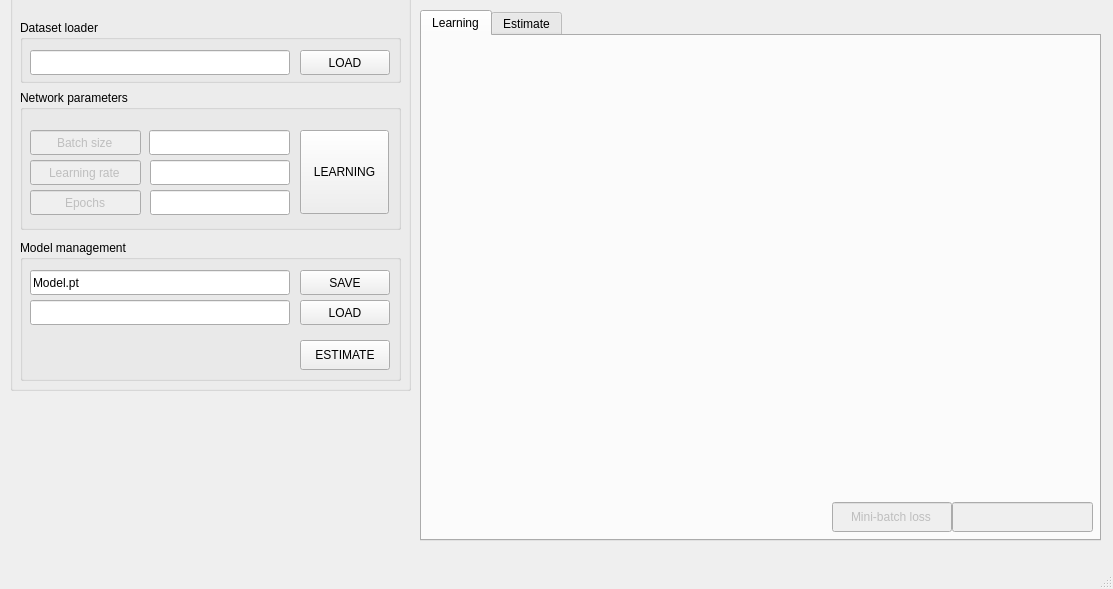
Old version of the form offlineLearner/RegressionUI/mainwindow.ui in the repository JaeHoon-An/Estimation-GRF.
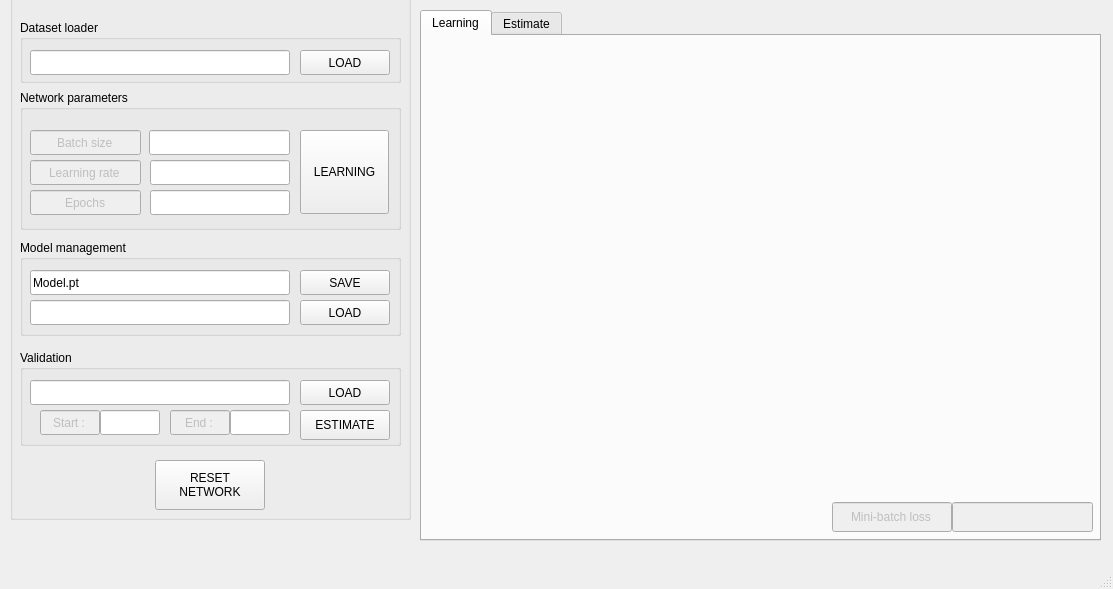
New version of the form. Custom widgets are drawn as their Qt base class.

Commit message: Implemented validation datasets reader

```diff
--- a/offlineLearner/RegressionUI/mainwindow.ui
+++ b/offlineLearner/RegressionUI/mainwindow.ui
@@ -20,7 +20,7 @@
       <x>10</x>
       <y>-10</y>
       <width>401</width>
-      <height>401</height>
+      <height>530</height>
      </rect>
     </property>
     <property name="title">
@@ -202,7 +202,7 @@
        <x>10</x>
        <y>250</y>
        <width>381</width>
-       <height>141</height>
+       <height>96</height>
       </rect>
      </property>
      <property name="title">
@@ -260,11 +260,50 @@
        <string>SAVE</string>
       </property>
      </widget>
-     <widget class="QPushButton" name="BT_MODEL_ESTIMATE">
+    </widget>
+    <widget class="QGroupBox" name="GB_VALIDATION">
+     <property name="geometry">
+      <rect>
+       <x>10</x>
+       <y>360</y>
+       <width>381</width>
+       <height>96</height>
+      </rect>
+     </property>
+     <property name="title">
+      <string>Validation</string>
+     </property>
+     <widget class="QLineEdit" name="LE_VALIDATION_LOAD_PATH">
       <property name="geometry">
        <rect>
+        <x>10</x>
+        <y>30</y>
+        <width>260</width>
+        <height>25</height>
+       </rect>
+      </property>
+      <property name="text">
+       <string/>
+      </property>
+     </widget>
+     <widget class="QPushButton" name="BT_VALIDATION_LOAD">
+      <property name="geometry">
+       <rect>
         <x>280</x>
-        <y>100</y>
+        <y>30</y>
+        <width>90</width>
+        <height>25</height>
+       </rect>
+      </property>
+      <property name="text">
+       <string>LOAD</string>
+      </property>
+     </widget>
+     <widget class="QPushButton" name="BT_VALIDATION_ESTIMATE">
+      <property name="geometry">
+       <rect>
+        <x>280</x>
+        <y>60</y>
         <width>90</width>
         <height>30</height>
        </rect>
@@ -273,6 +312,84 @@
        <string>ESTIMATE</string>
       </property>
      </widget>
+     <widget class="QLineEdit" name="LE_VALIDATION_START">
+      <property name="geometry">
+       <rect>
+        <x>80</x>
+        <y>60</y>
+        <width>60</width>
+        <height>25</height>
+       </rect>
+      </property>
+      <property name="text">
+       <string/>
+      </property>
+     </widget>
+     <widget class="QLineEdit" name="LE_VALIDATION_END">
+      <property name="geometry">
+       <rect>
+        <x>210</x>
+        <y>60</y>
+        <width>60</width>
+        <height>25</height>
+       </rect>
+      </property>
+      <property name="text">
+       <string/>
+      </property>
+     </widget>
+     <widget class="QLineEdit" name="LE_START">
+      <property name="enabled">
+       <bool>false</bool>
+      </property>
+      <property name="geometry">
+       <rect>
+        <x>20</x>
+        <y>60</y>
+        <width>60</width>
+        <height>25</height>
+       </rect>
+      </property>
+      <property name="text">
+       <string>Start :</string>
+      </property>
+      <property name="alignment">
+       <set>Qt::AlignCenter</set>
+      </property>
+     </widget>
+     <widget class="QLineEdit" name="LE_END">
+      <property name="enabled">
+       <bool>false</bool>
+      </property>
+      <property name="geometry">
+       <rect>
+        <x>150</x>
+        <y>60</y>
+        <width>60</width>
+        <height>25</height>
+       </rect>
+      </property>
+      <property name="text">
+       <string>End :</string>
+      </property>
+      <property name="alignment">
+       <set>Qt::AlignCenter</set>
+      </property>
+     </widget>
+    </widget>
+    <widget class="QPushButton" name="BT_RESET_NETWORK">
+     <property name="geometry">
+      <rect>
+       <x>145</x>
+       <y>470</y>
+       <width>110</width>
+       <height>50</height>
+      </rect>
+     </property>
+     <property name="text">
+      <string>RESET
+NETWORK</string>
+     </property>
     </widget>
    </widget>
    <widget class="QTabWidget" name="tabWidget">
```
The commit also changes 4 other files.
